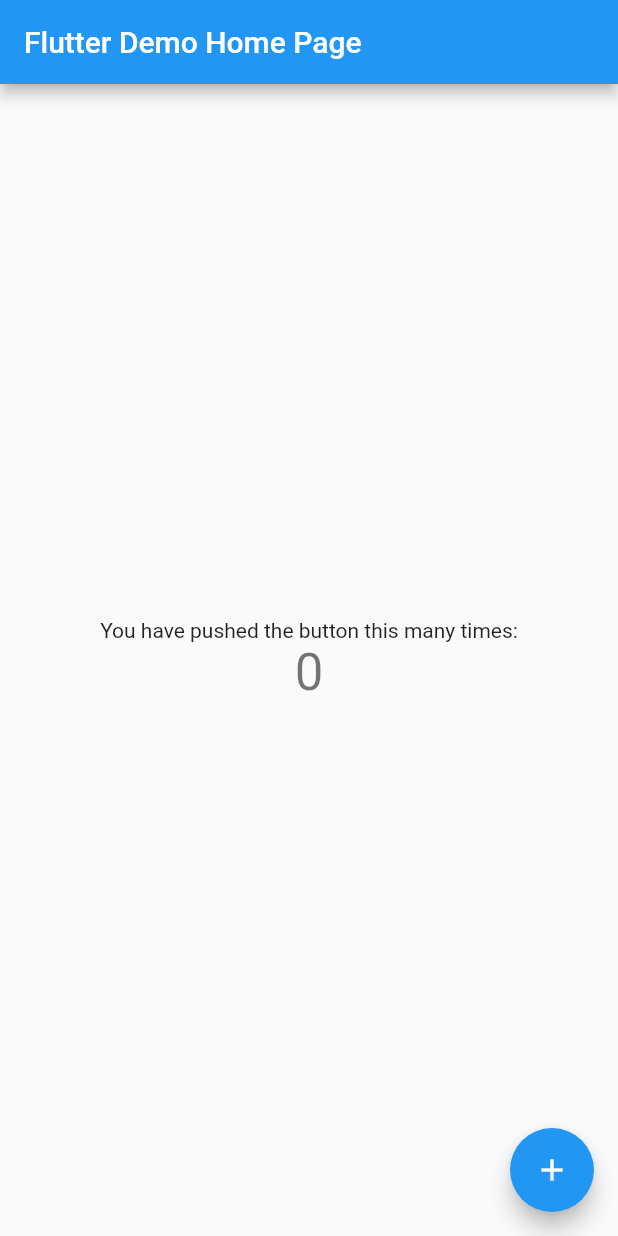
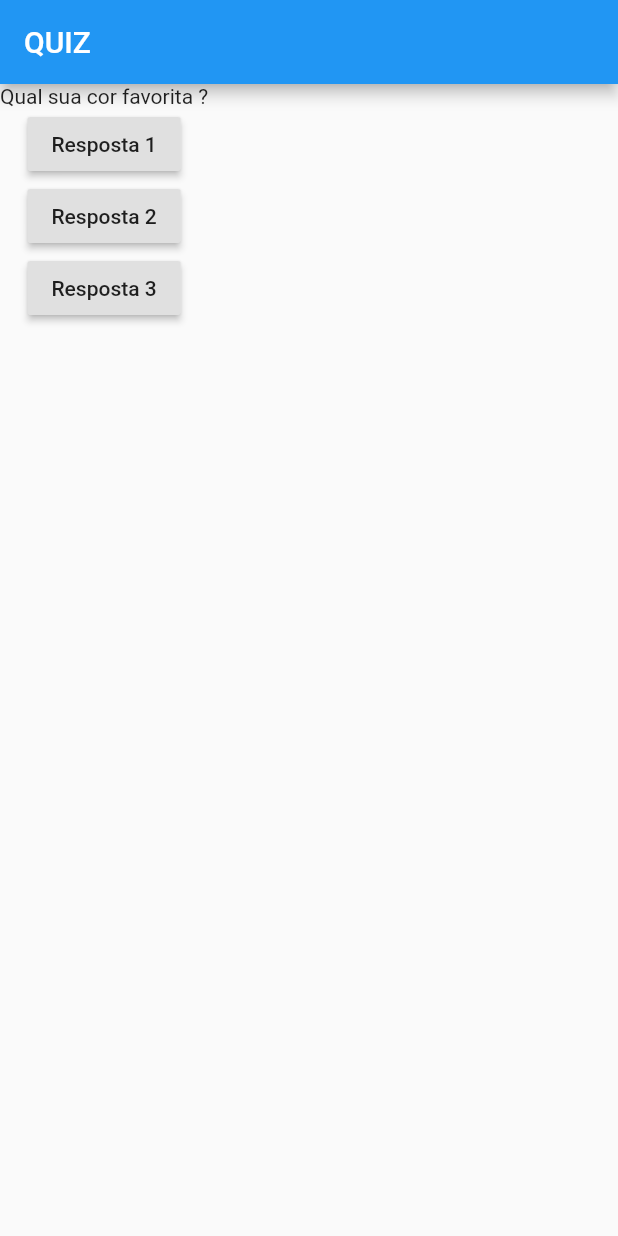
Before and after one commit to KaicMelo/quiz, a Flutter app: the screen it shows after launch, on a phone screen of 412 x 824 dp. Run offline on Flutter 3.47's test engine with Material 2 defaults, Android fonts, the phone set to English and light mode, and no system bars.

Commit message:
Testando os componestes que serão utilizados na home page

```diff
--- a/lib/main.dart
+++ b/lib/main.dart
@@ -1,111 +1,43 @@
+
+import 'package:flutter/cupertino.dart';
 import 'package:flutter/material.dart';
 
-void main() => runApp(MyApp());
+main() => runApp(new PerguntaApp());
+  void responder()
+  {
+    print("Responder Prguinta");
+  }
 
-class MyApp extends StatelessWidget {
-  // This widget is the root of your application.
+class PerguntaApp extends StatelessWidget {
   @override
   Widget build(BuildContext context) {
+    final List<String> pergunta =
+    [
+      "Qual sua cor favorita ?",
+      "Qual seu animal favorito ?",
+    ];
+
     return MaterialApp(
-      title: 'Flutter Demo',
-      theme: ThemeData(
-        // This is the theme of your application.
-        //
-        // Try running your application with "flutter run". You'll see the
-        // application has a blue toolbar. Then, without quitting the app, try
-        // changing the primarySwatch below to Colors.green and then invoke
-        // "hot reload" (press "r" in the console where you ran "flutter run",
-        // or simply save your changes to "hot reload" in a Flutter IDE).
-        // Notice that the counter didn't reset back to zero; the application
-        // is not restarted.
-        primarySwatch: Colors.blue,
-      ),
-      home: MyHomePage(title: 'Flutter Demo Home Page'),
-    );
-  }
-}
-
-class MyHomePage extends StatefulWidget {
-  MyHomePage({Key key, this.title}) : super(key: key);
-
-  // This widget is the home page of your application. It is stateful, meaning
-  // that it has a State object (defined below) that contains fields that affect
-  // how it looks.
-
-  // This class is the configuration for the state. It holds the values (in this
-  // case the title) provided by the parent (in this case the App widget) and
-  // used by the build method of the State. Fields in a Widget subclass are
-  // always marked "final".
-
-  final String title;
-
-  @override
-  _MyHomePageState createState() => _MyHomePageState();
-}
-
-class _MyHomePageState extends State<MyHomePage> {
-  int _counter = 0;
-
-  void _incrementCounter() {
-    setState(() {
-      // This call to setState tells the Flutter framework that something has
-      // changed in this State, which causes it to rerun the build method below
-      // so that the display can reflect the updated values. If we changed
-      // _counter without calling setState(), then the build method would not be
-      // called again, and so nothing would appear to happen.
-      _counter++;
-    });
-  }
-
-  @override
-  Widget build(BuildContext context) {
-    // This method is rerun every time setState is called, for instance as done
-    // by the _incrementCounter method above.
-    //
-    // The Flutter framework has been optimized to make rerunning build methods
-    // fast, so that you can just rebuild anything that needs updating rather
-    // than having to individually change instances of widgets.
-    return Scaffold(
-      appBar: AppBar(
-        // Here we take the value from the MyHomePage object that was created by
-        // the App.build method, and use it to set our appbar title.
-        title: Text(widget.title),
-      ),
-      body: Center(
-        // Center is a layout widget. It takes a single child and positions it
-        // in the middle of the parent.
-        child: Column(
-          // Column is also a layout widget. It takes a list of children and
-          // arranges them vertically. By default, it sizes itself to fit its
-          // children horizontally, and tries to be as tall as its parent.
-          //
-          // Invoke "debug painting" (press "p" in the console, choose the
-          // "Toggle Debug Paint" action from the Flutter Inspector in Android
-          // Studio, or the "Toggle Debug Paint" command in Visual Studio Code)
-          // to see the wireframe for each widget.
-          //
-          // Column has various properties to control how it sizes itself and
-          // how it positions its children. Here we use mainAxisAlignment to
-          // center the children vertically; the main axis here is the vertical
-          // axis because Columns are vertical (the cross axis would be
-          // horizontal).
-          mainAxisAlignment: MainAxisAlignment.center,
+      home: Scaffold(
+        appBar: AppBar(
+          title: Text("QUIZ"),
+        ),
+        body: Column(
           children: <Widget>[
-            Text(
-              'You have pushed the button this many times:',
-            ),
-            Text(
-              '$_counter',
-              style: Theme.of(context).textTheme.display1,
+            Text(pergunta[0]),
+            RaisedButton(
+              child: Text("Resposta 1"),
+              onPressed: responder,
+            ),RaisedButton(
+              child: Text("Resposta 2"),
+              onPressed: responder,
+            ),RaisedButton(
+              child: Text("Resposta 3"),
+              onPressed: responder,
             ),
           ],
         ),
       ),
-      floatingActionButton: FloatingActionButton(
-        onPressed: _incrementCounter,
-        tooltip: 'Increment',
-        child: Icon(Icons.add),
-      ), // This trailing comma makes auto-formatting nicer for build methods.
     );
   }
 }
```
